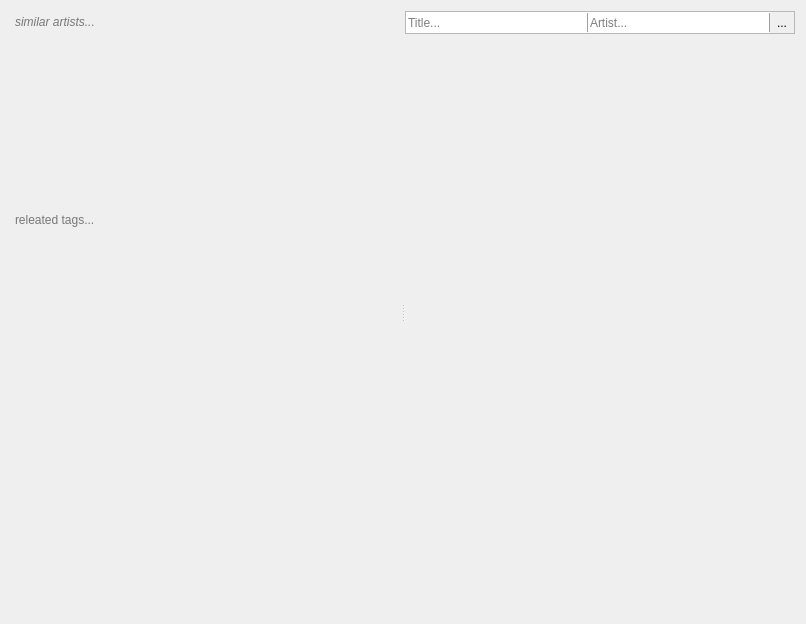
First picture: the form in src/views/infoview.ui, repository milohr/babe-qt, before the edit.
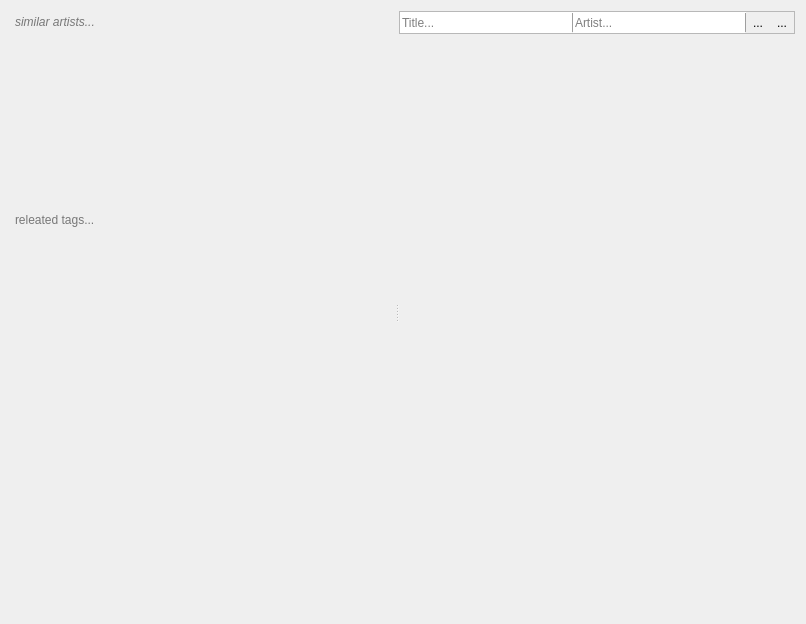
Second picture: the form after the edit. Icons and pictures are not drawn.

```diff
--- a/src/views/infoview.ui
+++ b/src/views/infoview.ui
@@ -7,7 +7,7 @@
     <x>0</x>
     <y>0</y>
     <width>806</width>
-    <height>599</height>
+    <height>616</height>
    </rect>
   </property>
   <property name="sizePolicy">
@@ -25,7 +25,7 @@
      <property name="orientation">
       <enum>Qt::Horizontal</enum>
      </property>
-     <widget class="QWidget" name="">
+     <widget class="QWidget" name="layoutWidget">
       <layout class="QVBoxLayout" name="verticalLayout">
        <item>
         <widget class="QTextBrowser" name="similarArtistInfo">
@@ -126,7 +126,7 @@
        </item>
       </layout>
      </widget>
-     <widget class="QWidget" name="">
+     <widget class="QWidget" name="layoutWidget">
       <layout class="QVBoxLayout" name="lyricsLayout">
        <property name="spacing">
         <number>0</number>
@@ -167,7 +167,7 @@
           <property name="spacing">
            <number>0</number>
           </property>
-          <item row="0" column="4">
+          <item row="0" column="5">
            <widget class="QToolButton" name="toolButton">
             <property name="text">
              <string>...</string>
@@ -245,6 +245,19 @@
             </property>
            </widget>
           </item>
+          <item row="0" column="4">
+           <widget class="QToolButton" name="save">
+            <property name="text">
+             <string>...</string>
+            </property>
+            <property name="icon">
+             <iconset theme="document-save"/>
+            </property>
+            <property name="autoRaise">
+             <bool>true</bool>
+            </property>
+           </widget>
+          </item>
          </layout>
         </widget>
        </item>
```
